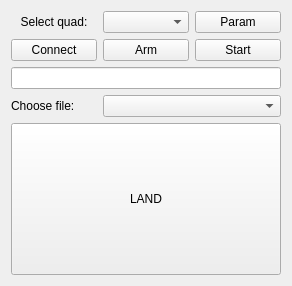
roussePaul/kampala, file gui/src/gui/MyPlugin.ui: the form before one commit.
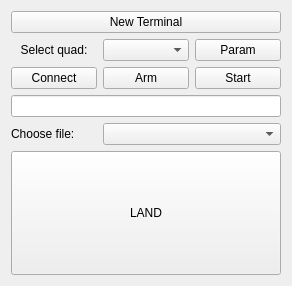
The form after the commit.

Commit message: added a 'open terminal'-button

Diff of the .ui file:
```diff
--- a/gui/src/gui/MyPlugin.ui
+++ b/gui/src/gui/MyPlugin.ui
@@ -17,7 +17,7 @@
    <string notr="true"/>
   </property>
   <layout class="QGridLayout" name="gridLayout">
-   <item row="0" column="0">
+   <item row="1" column="0">
     <widget class="QLabel" name="label">
      <property name="sizePolicy">
       <sizepolicy hsizetype="Minimum" vsizetype="Fixed">
@@ -30,17 +30,17 @@
      </property>
     </widget>
    </item>
-   <item row="1" column="0">
+   <item row="2" column="0">
     <widget class="QPushButton" name="ConnectButton">
      <property name="text">
       <string>Connect</string>
      </property>
     </widget>
    </item>
-   <item row="5" column="0" colspan="3">
+   <item row="6" column="0" colspan="3">
     <widget class="QLineEdit" name="StartInputField"/>
    </item>
-   <item row="7" column="0" colspan="3">
+   <item row="8" column="0" colspan="3">
     <widget class="QPushButton" name="LANDButton">
      <property name="sizePolicy">
       <sizepolicy hsizetype="Minimum" vsizetype="Preferred">
@@ -65,17 +65,17 @@
      </property>
     </widget>
    </item>
-   <item row="0" column="1">
-    <widget class="QComboBox" name="IrisInputBox"/>
-   </item>
-   <item row="0" column="2">
-    <widget class="QPushButton" name="ParamButton">
-     <property name="text">
-      <string>Param</string>
-     </property>
-    </widget>
-   </item>
    <item row="1" column="1">
+    <widget class="QComboBox" name="IrisInputBox"/>
+   </item>
+   <item row="2" column="2">
+    <widget class="QPushButton" name="StartButton">
+     <property name="text">
+      <string>Start</string>
+     </property>
+    </widget>
+   </item>
+   <item row="2" column="1">
     <widget class="QPushButton" name="ArmButton">
      <property name="text">
       <string>Arm</string>
@@ -83,22 +83,29 @@
     </widget>
    </item>
    <item row="1" column="2">
-    <widget class="QPushButton" name="StartButton">
+    <widget class="QPushButton" name="ParamButton">
      <property name="text">
-      <string>Start</string>
+      <string>Param</string>
      </property>
     </widget>
    </item>
-   <item row="6" column="0">
+   <item row="7" column="0">
     <widget class="QLabel" name="label_2">
      <property name="text">
       <string>Choose file:</string>
      </property>
     </widget>
    </item>
-   <item row="6" column="1" colspan="2">
+   <item row="7" column="1" colspan="2">
     <widget class="QComboBox" name="FileInputBox"/>
    </item>
+   <item row="0" column="0" colspan="3">
+    <widget class="QPushButton" name="TerminalButton">
+     <property name="text">
+      <string>New Terminal</string>
+     </property>
+    </widget>
+   </item>
   </layout>
  </widget>
  <resources/>
```
The commit also changes 1 other file.
